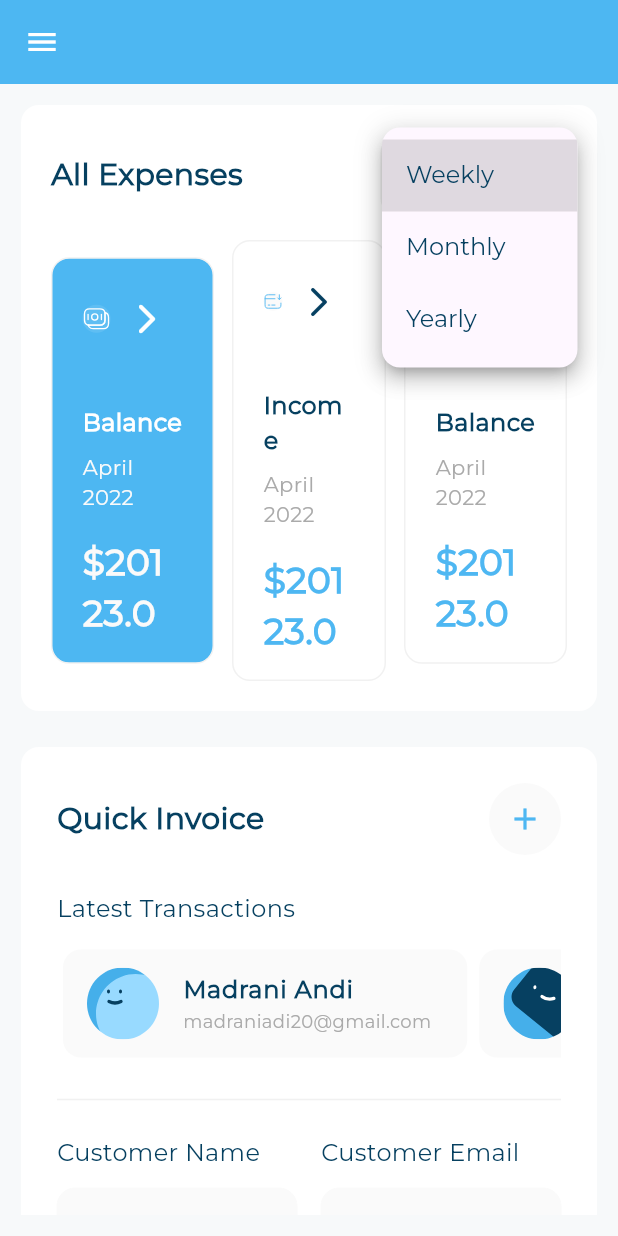
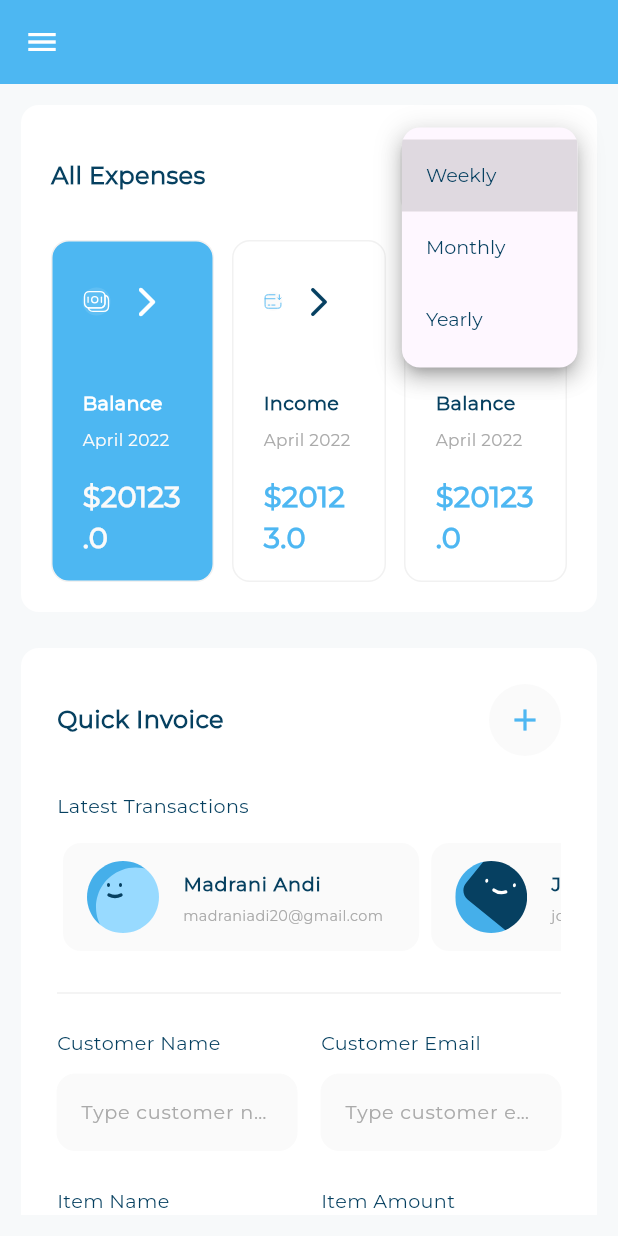
Before and after one commit to omarabady1/Responsive-Admin-Dashboard, a Flutter app: the screen it shows after launch, after a tap on "Weekly", on a phone screen of 412 x 824 dp. Run offline on Flutter 3.47's test engine with Material 3 defaults, Android fonts, the phone set to English and light mode, and no system bars; our stand-ins replace expandable_page_view, fl_chart, flutter_svg.

Commit message:
Apply responsive font size

```diff
--- a/lib/utils/app_styles.dart
+++ b/lib/utils/app_styles.dart
@@ -1,73 +1,124 @@
 import 'package:flutter/material.dart';
+import 'package:responsive_admin_dashboard/utils/size_config.dart';
 
 abstract class AppStyle {
-  static final TextStyle styleRegular16 = TextStyle(
+
+
+  static TextStyle styleRegular16(BuildContext context) {
+    return TextStyle(
       color: const Color(0xFF064060),
-    fontSize: 16,
+      fontSize: getResponsiveFontSize(context, baseFontSize: 16),
       fontFamily: 'Montserrat',
       fontWeight: FontWeight.w400,
     );
+  }
 
-  static final TextStyle styleRegular12 = TextStyle(
+  static TextStyle styleRegular12(BuildContext context) {
+    return TextStyle(
       color: const Color(0xFFaaaaaa),
-    fontSize: 12,
+      fontSize: getResponsiveFontSize(context, baseFontSize: 12),
       fontFamily: 'Montserrat',
       fontWeight: FontWeight.w400,
     );
+  }
 
-  static final TextStyle styleRegular14 = TextStyle(
+  static TextStyle styleRegular14(BuildContext context) {
+    return TextStyle(
       color: const Color(0xFFaaaaaa),
-    fontSize: 14,
+      fontSize: getResponsiveFontSize(context, baseFontSize: 14),
       fontFamily: 'Montserrat',
       fontWeight: FontWeight.w400,
     );
+  }
 
-  static final TextStyle styleMedium16 = TextStyle(
+  static TextStyle styleMedium16(BuildContext context) {
+    return TextStyle(
       color: const Color(0xFF064060),
-    fontSize: 16,
+      fontSize: getResponsiveFontSize(context, baseFontSize: 16),
       fontFamily: 'Montserrat',
       fontWeight: FontWeight.w500,
     );
+  }
 
-  static final TextStyle styleMedium20 = TextStyle(
+  static TextStyle styleMedium20(BuildContext context) {
+    return TextStyle(
       color: const Color(0xFFFFFFFF),
-    fontSize: 20,
+      fontSize: getResponsiveFontSize(context, baseFontSize: 20),
       fontFamily: 'Montserrat',
       fontWeight: FontWeight.w500,
     );
+  }
 
-  static final TextStyle styleSemiBold16 = TextStyle(
+  static TextStyle styleSemiBold16(BuildContext context) {
+    return TextStyle(
       color: const Color(0xFF064060),
-    fontSize: 16,
+      fontSize: getResponsiveFontSize(context, baseFontSize: 16),
       fontFamily: 'Montserrat',
       fontWeight: FontWeight.w600,
     );
+  }
 
-  static final TextStyle styleSemiBold18 = TextStyle(
+  static TextStyle styleSemiBold18(BuildContext context) {
+    return TextStyle(
       color: const Color(0xFF4EB7F2),
-    fontSize: 19,
+      fontSize: getResponsiveFontSize(context, baseFontSize: 19),
       fontFamily: 'Montserrat',
       fontWeight: FontWeight.w600,
     );
+  }
 
-  static final TextStyle styleSemiBold20 = TextStyle(
+  static TextStyle styleSemiBold20(BuildContext context) {
+    return TextStyle(
       color: const Color(0xFF064060),
-    fontSize: 20,
+      fontSize: getResponsiveFontSize(context, baseFontSize: 20),
       fontFamily: 'Montserrat',
       fontWeight: FontWeight.w600,
     );
+  }
 
-  static final TextStyle styleSemiBold24 = TextStyle(
+  static TextStyle styleSemiBold24(BuildContext context) {
+    return TextStyle(
       color: const Color(0xFF4EB7F2),
-    fontSize: 24,
+      fontSize: getResponsiveFontSize(context, baseFontSize: 24),
       fontFamily: 'Montserrat',
       fontWeight: FontWeight.w600,
     );
+  }
 
-  static final TextStyle styleBold16 = TextStyle(
+  static TextStyle styleBold16(BuildContext context) {
+    return TextStyle(
       color: const Color(0xFF4EB7F2),
-    fontSize: 16,
+      fontSize: getResponsiveFontSize(context, baseFontSize: 16),
       fontFamily: 'Montserrat',
       fontWeight: FontWeight.w700,
     );
   }
+
+}
+
+double getResponsiveFontSize(BuildContext context,{required double baseFontSize}) {
+  double scaleFactor = getScaleFactor(context);
+  double responsiveFontSize = baseFontSize * scaleFactor;
+  double lowerLimit = baseFontSize * 0.8;
+  double upperLimit = baseFontSize * 1.2;
+
+  return responsiveFontSize.clamp(lowerLimit, upperLimit);
+}
+
+double getScaleFactor(BuildContext context) {
+  // var dispatcher = PlatformDispatcher.instance;
+  // var physicalWidth = dispatcher.views.first.physicalSize.width;
+  // var devicePixelRatio = dispatcher.views.first.devicePixelRatio;
+  // double width = physicalWidth / devicePixelRatio;
+  double width = MediaQuery.sizeOf(context).width;
+  if (width < SizeConfig.tablet) {
+    //mobile
+    return width / 550;
+  } else if (width < SizeConfig.desktop) {
+    //tablet
+    return width / 1000;
+  } else {
+    //desktop
+    return width / 1920;
+  }
+}
--- a/lib/widgets/active_and_inactive_item.dart
+++ b/lib/widgets/active_and_inactive_item.dart
@@ -61,13 +61,13 @@ class ActiveItem extends StatelessWidget {
             SizedBox(height: 34),
             Text(
               item.title,
-              style: AppStyle.styleSemiBold16.copyWith(color: Colors.white),
+              style: AppStyle.styleSemiBold16(context).copyWith(color: Colors.white),
             ),
             SizedBox(height: 8),
 
             Text(
               item.date,
-              style: AppStyle.styleRegular14.copyWith(
+              style: AppStyle.styleRegular14(context).copyWith(
                 color: const Color(0xFFFAFAFA),
               ),
             ),
@@ -75,7 +75,7 @@ class ActiveItem extends StatelessWidget {
 
             Text(
               '\$${item.amount}',
-              style: AppStyle.styleSemiBold24.copyWith(
+              style: AppStyle.styleSemiBold24(context).copyWith(
                 color: const Color(0xFFFAFAFA),
               ),
             ),
@@ -142,13 +142,13 @@ class InActiveItem extends StatelessWidget {
               ],
             ),
             SizedBox(height: 34),
-            Text(item.title, style: AppStyle.styleSemiBold16),
+            Text(item.title, style: AppStyle.styleSemiBold16(context)),
             SizedBox(height: 8),
 
-            Text(item.date, style: AppStyle.styleRegular14),
+            Text(item.date, style: AppStyle.styleRegular14(context)),
             SizedBox(height: 16),
 
-            Text('\$${item.amount}', style: AppStyle.styleSemiBold24),
+            Text('\$${item.amount}', style: AppStyle.styleSemiBold24(context)),
           ],
         ),
       ),
--- a/lib/widgets/all_expenses_header.dart
+++ b/lib/widgets/all_expenses_header.dart
@@ -13,7 +13,7 @@ class AllExpensesHeader extends StatelessWidget {
     return Row(
       mainAxisAlignment: MainAxisAlignment.spaceBetween,
       children: [
-        Text('All Expenses', style: AppStyle.styleSemiBold20),
+        Text('All Expenses', style: AppStyle.styleSemiBold20(context)),
         CustomDropDownMenu()
       ],
     );
--- a/lib/widgets/card_item.dart
+++ b/lib/widgets/card_item.dart
@@ -35,7 +35,7 @@ class CardItem extends StatelessWidget {
                 children: [
                   Text(
                     card.holderName,
-                    style: AppStyle.styleRegular16.copyWith(
+                    style: AppStyle.styleRegular16(context).copyWith(
                       color: Colors.white,
                     ),
                   ),
@@ -47,14 +47,14 @@ class CardItem extends StatelessWidget {
 
               Text(
                 card.cardNumber,
-                style: AppStyle.styleSemiBold24.copyWith(color: Colors.white),
+                style: AppStyle.styleSemiBold24(context).copyWith(color: Colors.white),
               ),
 
               SizedBox(height: 8),
 
               Text(
                 '${card.expiredDate} - ${card.cvv}',
-                style: AppStyle.styleRegular16.copyWith(color: Colors.white),
+                style: AppStyle.styleRegular16(context).copyWith(color: Colors.white),
               ),
             ],
           ),
--- a/lib/widgets/custom_drop_down_menu.dart
+++ b/lib/widgets/custom_drop_down_menu.dart
@@ -27,7 +27,7 @@ class _CustomDropDownMenuState extends State<CustomDropDownMenu> {
           borderRadius: BorderRadius.circular(12),
           icon: Icon(Icons.keyboard_arrow_down, color: const Color(0xff064061)),
           value: selectedPeriod,
-          style: AppStyle.styleMedium16,
+          style: AppStyle.styleMedium16(context),
           items: [
             DropdownMenuItem<String>(value: 'Weekly', child: Text('Weekly')),
             DropdownMenuItem<String>(value: 'Monthly', child: Text('Monthly')),
--- a/lib/widgets/custom_text_field.dart
+++ b/lib/widgets/custom_text_field.dart
@@ -8,12 +8,12 @@ class CustomTextField extends StatelessWidget {
   Widget build(BuildContext context) {
     return TextField(
       cursorColor: Colors.black45,
-      style: AppStyle.styleMedium16,
+      style: AppStyle.styleMedium16(context),
       decoration: InputDecoration(
         fillColor: const Color(0xFFFAFAFA),
         filled: true,
         hintText: hint,
-        hintStyle: AppStyle.styleRegular16.copyWith(color: const Color(0xFFAAAAAA)),
+        hintStyle: AppStyle.styleRegular16(context).copyWith(color: const Color(0xFFAAAAAA)),
         enabledBorder: OutlineInputBorder(
           borderSide: const BorderSide(color:  Color(0xFFFAFAFA), width: 0),
           borderRadius: BorderRadius.circular(12),
--- a/lib/widgets/detailed_income_chart.dart
+++ b/lib/widgets/detailed_income_chart.dart
@@ -32,8 +32,8 @@ class _DetailedIncomeChartState extends State<DetailedIncomeChart> {
         PieChartSectionData(
           title: activeIndex == 0 ? 'Design Service' : '40%',
           titleStyle: activeIndex == 0
-              ? AppStyle.styleSemiBold16
-              : AppStyle.styleSemiBold16.copyWith(color: Colors.white),
+              ? AppStyle.styleSemiBold16(context)
+              : AppStyle.styleSemiBold16(context).copyWith(color: Colors.white),
           titlePositionPercentageOffset: activeIndex == 0 ? 1.4 : null,
           radius: activeIndex == 0 ? 50 : 45,
           value: 40,
@@ -42,8 +42,8 @@ class _DetailedIncomeChartState extends State<DetailedIncomeChart> {
         ),
         PieChartSectionData(
           titleStyle: activeIndex == 1
-              ? AppStyle.styleSemiBold16
-              : AppStyle.styleSemiBold16.copyWith(color: Colors.white),
+              ? AppStyle.styleSemiBold16(context)
+              : AppStyle.styleSemiBold16(context).copyWith(color: Colors.white),
           title: activeIndex == 1 ? 'Design Production' : '25%',
           titlePositionPercentageOffset: activeIndex == 1 ? -1.3 : null,
           radius: activeIndex == 1 ? 50 : 45,
@@ -53,8 +53,8 @@ class _DetailedIncomeChartState extends State<DetailedIncomeChart> {
         ),
         PieChartSectionData(
           titleStyle: activeIndex == 2
-              ? AppStyle.styleSemiBold16
-              : AppStyle.styleSemiBold16.copyWith(color: Colors.white),
+              ? AppStyle.styleSemiBold16(context)
+              : AppStyle.styleSemiBold16(context).copyWith(color: Colors.white),
           title: activeIndex == 2 ? 'Product Royalty' : '20%',
           titlePositionPercentageOffset: activeIndex == 2 ? 1.3 : null,
           radius: activeIndex == 2 ? 50 : 45,
@@ -64,8 +64,8 @@ class _DetailedIncomeChartState extends State<DetailedIncomeChart> {
         ),
         PieChartSectionData(
           titleStyle: activeIndex == 3
-              ? AppStyle.styleSemiBold16
-              : AppStyle.styleSemiBold16.copyWith(color:  const Color(0xFF064060)),
+              ? AppStyle.styleSemiBold16(context)
+              : AppStyle.styleSemiBold16(context).copyWith(color:  const Color(0xFF064060)),
           title: activeIndex == 3 ? 'Other' : '15%',
           titlePositionPercentageOffset: activeIndex == 3 ? 1.5 : null,
           radius: activeIndex == 3 ? 50 : 45,
--- a/lib/widgets/drawer_item.dart
+++ b/lib/widgets/drawer_item.dart
@@ -21,7 +21,7 @@ class InActiveItem extends StatelessWidget {
   Widget build(BuildContext context) {
     return ListTile(
       leading: SvgPicture.asset(item.icon),
-      title: Text(item.title, style: AppStyle.styleRegular16),
+      title: Text(item.title, style: AppStyle.styleRegular16(context)),
     );
   }
 }
@@ -34,7 +34,7 @@ class ActiveItem extends StatelessWidget {
   Widget build(BuildContext context) {
     return ListTile(
       leading: SvgPicture.asset(item.icon),
-      title: Text(item.title, style: AppStyle.styleBold16),
+      title: Text(item.title, style: AppStyle.styleBold16(context)),
       trailing: Container(
         width: 3.27,
         decoration: BoxDecoration(color: const Color(0xFF4EB7F2)),
--- a/lib/widgets/income_categories.dart
+++ b/lib/widgets/income_categories.dart
@@ -45,10 +45,10 @@ class IncomeCategoryItem extends StatelessWidget {
         height: 12,
         decoration: ShapeDecoration(color: item.color, shape: OvalBorder()),
       ),
-      title: Text(item.title, style: AppStyle.styleRegular16),
+      title: Text(item.title, style: AppStyle.styleRegular16(context)),
       trailing: Text(
         '${item.percentage}%',
-        style: AppStyle.styleMedium16.copyWith(color: const Color(0xFF208CC8)),
+        style: AppStyle.styleMedium16(context).copyWith(color: const Color(0xFF208CC8)),
       ),
     );
   }
--- a/lib/widgets/income_section.dart
+++ b/lib/widgets/income_section.dart
@@ -57,7 +57,7 @@ class IncomeSectionHeader extends StatelessWidget {
     return Row(
       mainAxisAlignment: MainAxisAlignment.spaceBetween,
       children: [
-        Text('Income', style: AppStyle.styleSemiBold20),
+        Text('Income', style: AppStyle.styleSemiBold20(context)),
         CustomDropDownMenu(),
       ],
     );
--- a/lib/widgets/my_cards_section.dart
+++ b/lib/widgets/my_cards_section.dart
@@ -53,7 +53,7 @@ class _MyCardsSectionState extends State<MyCardsSection> {
     return Column(
       crossAxisAlignment: CrossAxisAlignment.start,
       children: [
-        Text('My Cards', style: AppStyle.styleSemiBold20,),
+        Text('My Cards', style: AppStyle.styleSemiBold20(context),),
         SizedBox(height: 20,),
         MyCardsPageView(pageController: pageController, cards: widget.cards),
         SizedBox(height: 19),
--- a/lib/widgets/quick_invoice.dart
+++ b/lib/widgets/quick_invoice.dart
@@ -20,7 +20,7 @@ class QuickInvoice extends StatelessWidget {
         children: [
           QuickInvoiceHeader(),
           SizedBox(height: 24),
-          Text('Latest Transactions', style: AppStyle.styleMedium16),
+          Text('Latest Transactions', style: AppStyle.styleMedium16(context)),
           SizedBox(height: 12),
           LatestTransactionsList(),
           Divider(color: const Color(0xffF1F1F1), height: 48,),
--- a/lib/widgets/quick_invoice_form.dart
+++ b/lib/widgets/quick_invoice_form.dart
@@ -44,7 +44,7 @@ class QuickInvoiceForm extends StatelessWidget {
             Expanded(
               child: CustomButton(
                 buttonColor: Colors.white,
-                text: Text('Add more details', style: AppStyle.styleSemiBold18, textAlign: TextAlign.center,),
+                text: Text('Add more details', style: AppStyle.styleSemiBold18(context), textAlign: TextAlign.center,),
               ),
             ),
             SizedBox(width: 24),
@@ -53,7 +53,7 @@ class QuickInvoiceForm extends StatelessWidget {
                 buttonColor: const Color(0xff4EB7F2),
                 text: Text(
                   'Send money',
-                  style: AppStyle.styleSemiBold18.copyWith(color: Colors.white),
+                  style: AppStyle.styleSemiBold18(context).copyWith(color: Colors.white),
                   textAlign: TextAlign.center,
                 ),
               ),
--- a/lib/widgets/quick_invoice_header.dart
+++ b/lib/widgets/quick_invoice_header.dart
@@ -11,7 +11,7 @@ class QuickInvoiceHeader extends StatelessWidget {
     return Row(
       mainAxisAlignment: MainAxisAlignment.spaceBetween,
       children: [
-        Text('Quick Invoice', style: AppStyle.styleSemiBold20),
+        Text('Quick Invoice', style: AppStyle.styleSemiBold20(context)),
         Container(
           width: 48,
           height: 48,
--- a/lib/widgets/title_text_field.dart
+++ b/lib/widgets/title_text_field.dart
@@ -16,7 +16,7 @@ class TitleTextField extends StatelessWidget {
     return Column(
       crossAxisAlignment: CrossAxisAlignment.start,
       children: [
-        Text(title, style: AppStyle.styleMedium16),
+        Text(title, style: AppStyle.styleMedium16(context)),
         SizedBox(height: 12),
         CustomTextField(hint: hint),
       ],
--- a/lib/widgets/transaction_history_section.dart
+++ b/lib/widgets/transaction_history_section.dart
@@ -44,12 +44,12 @@ class TransactionHistoryHeader extends StatelessWidget {
     return Row(
       mainAxisAlignment: MainAxisAlignment.spaceBetween,
       children: [
-        Text('Transaction History', style: AppStyle.styleSemiBold20),
+        Text('Transaction History', style: AppStyle.styleSemiBold20(context)),
         TextButton(
           onPressed: () {},
           child: Text(
             'See all',
-            style: AppStyle.styleMedium16.copyWith(
+            style: AppStyle.styleMedium16(context).copyWith(
               color: const Color(0xFF4EB7F2),
             ),
           ),
--- a/lib/widgets/transaction_item.dart
+++ b/lib/widgets/transaction_item.dart
@@ -20,16 +20,16 @@ class TransactionItem extends StatelessWidget {
       child: Container(
         padding: const EdgeInsets.all(16),
         child: ListTile(
-          title: Text(item.title, style: AppStyle.styleSemiBold16),
+          title: Text(item.title, style: AppStyle.styleSemiBold16(context)),
           subtitle: Text(
             item.date,
-            style: AppStyle.styleRegular16.copyWith(
+            style: AppStyle.styleRegular16(context).copyWith(
               color: const Color(0xFFAAAAAA),
             ),
           ),
           trailing: Text(
             '\$${item.amount}',
-            style: AppStyle.styleSemiBold20.copyWith(
+            style: AppStyle.styleSemiBold20(context).copyWith(
               color: item.isWithdrawal == true
                   ? const Color(0xFFF3735E)
                   : const Color(0xFF7CD87A),
--- a/lib/widgets/user_info_list_tile.dart
+++ b/lib/widgets/user_info_list_tile.dart
@@ -17,8 +17,8 @@ class UserInfoListTile extends StatelessWidget {
       elevation: 0,
       child: ListTile(
         leading: SvgPicture.asset(user.image),
-        title: Text(user.name, style: AppStyle.styleSemiBold16),
-        subtitle: Text(user.email, style: AppStyle.styleRegular12),
+        title: Text(user.name, style: AppStyle.styleSemiBold16(context)),
+        subtitle: Text(user.email, style: AppStyle.styleRegular12(context)),
       ),
     );
   }
```
Lines whose indentation alone changed are shown as unchanged.
